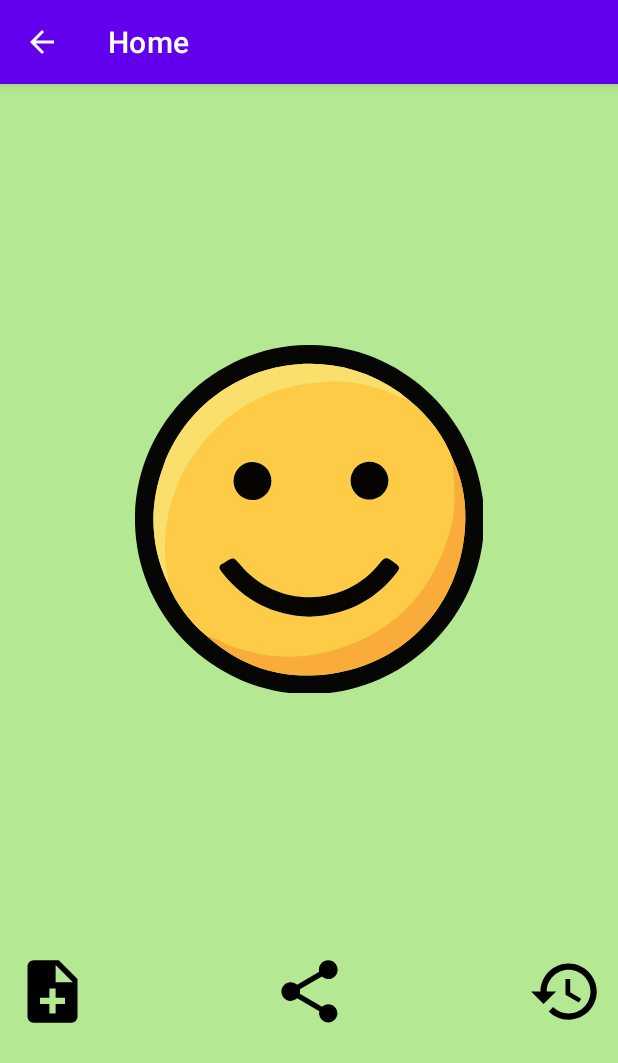
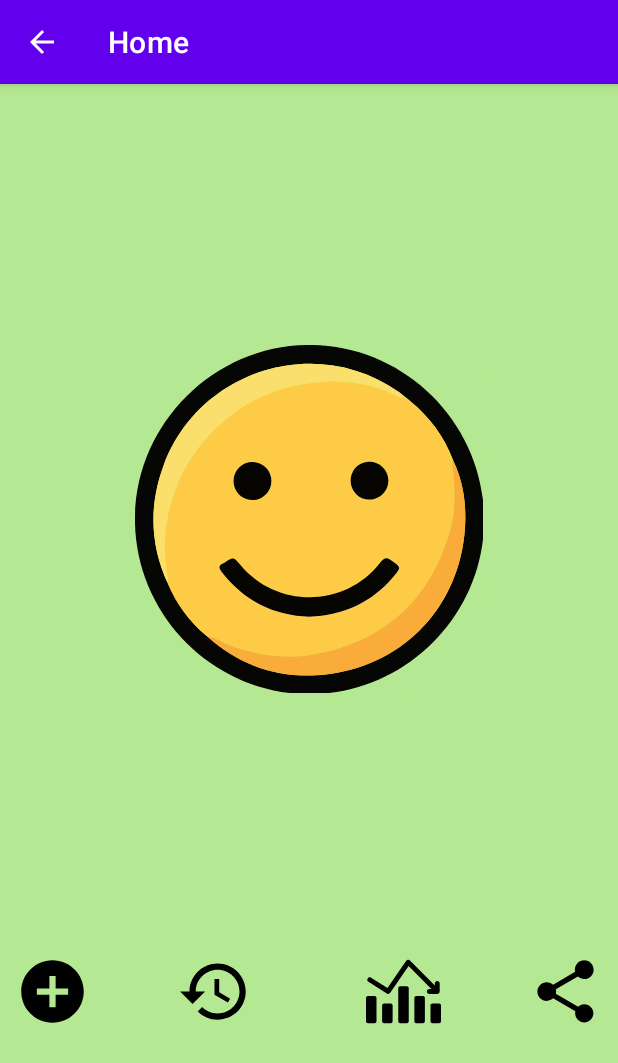
Before and after one commit to Sushil-Kumar1999/MoodTracker, an Android app: the HomeScreen screen opened directly, with no data from a screen before it, on a phone screen of 412 x 824 dp. Shown: the top 1063 px of the screen. Run offline under Robolectric (Android 15) with nearby library versions, the phone set to English and light mode, and no system bars.

Commit message:
added proper icons to home screen

```diff
--- /dev/null
+++ b/app/src/main/res/drawable/ic_add_circle.xml
@@ -0,0 +1,10 @@
+<vector
+    xmlns:android="http://schemas.android.com/apk/res/android"
+    android:width="50dp"
+    android:height="50dp"
+    android:viewportWidth="24"
+    android:viewportHeight="24">
+  <path
+      android:fillColor="@android:color/black"
+      android:pathData="M12,2C6.48,2 2,6.48 2,12s4.48,10 10,10 10,-4.48 10,-10S17.52,2 12,2zM17,13h-4v4h-2v-4L7,13v-2h4L11,7h2v4h4v2z"/>
+</vector>
--- /dev/null
+++ b/app/src/main/res/drawable/ic_stats.xml
@@ -0,0 +1,13 @@
+<vector
+    xmlns:android="http://schemas.android.com/apk/res/android"
+    android:height="50dp"
+    android:width="50dp"
+    android:viewportHeight="459.75"
+    android:viewportWidth="459.75" >
+    <path android:fillColor="#FF000000" android:pathData="M447.652,304.13h-40.138c-6.681,0 -12.097,5.416 -12.097,12.097v95.805c0,6.681 5.416,12.098 12.097,12.098h40.138c6.681,0 12.098,-5.416 12.098,-12.098v-95.805C459.75,309.546 454.334,304.13 447.652,304.13z"/>
+    <path android:fillColor="#FF000000" android:pathData="M348.798,258.13H308.66c-6.681,0 -12.098,5.416 -12.098,12.097v141.805c0,6.681 5.416,12.098 12.098,12.098h40.138c6.681,0 12.097,-5.416 12.097,-12.098V270.228C360.896,263.546 355.48,258.13 348.798,258.13z"/>
+    <path android:fillColor="#FF000000" android:pathData="M151.09,304.13h-40.138c-6.681,0 -12.097,5.416 -12.097,12.097v95.805c0,6.681 5.416,12.098 12.097,12.098h40.138c6.681,0 12.098,-5.416 12.098,-12.098v-95.805C163.188,309.546 157.771,304.13 151.09,304.13z"/>
+    <path android:fillColor="#FF000000" android:pathData="M52.236,258.13H12.098C5.416,258.13 0,263.546 0,270.228v141.805c0,6.681 5.416,12.098 12.098,12.098h40.138c6.681,0 12.097,-5.416 12.097,-12.098V270.228C64.333,263.546 58.917,258.13 52.236,258.13z"/>
+    <path android:fillColor="#FF000000" android:pathData="M249.944,196.968h-40.138c-6.681,0 -12.098,5.416 -12.098,12.098v202.967c0,6.681 5.416,12.098 12.098,12.098h40.138c6.681,0 12.098,-5.416 12.098,-12.098V209.066C262.042,202.384 256.625,196.968 249.944,196.968z"/>
+    <path android:fillColor="#FF000000" android:pathData="M436.869,244.62c8.14,0 15,-6.633 15,-15v-48.479c0,-8.284 -6.716,-15 -15,-15c-8.284,0 -15,6.716 -15,15v12.119L269.52,40.044c-3.148,-3.165 -7.536,-4.767 -11.989,-4.362c-4.446,0.403 -8.482,2.765 -11.011,6.445L131.745,209.185L30.942,144.969c-6.987,-4.451 -16.26,-2.396 -20.71,4.592c-4.451,6.987 -2.396,16.259 4.592,20.71l113.021,72c2.495,1.589 5.286,2.351 8.046,2.351c4.783,0 9.475,-2.285 12.376,-6.507L261.003,74.025L400.8,214.62h-12.41c-8.284,0 -15,6.716 -15,15c0,8.284 6.716,15 15,15c6.71,0 41.649,0 48.443,0H436.869z"/>
+</vector>
--- a/app/src/main/res/layout/activity_home_screen.xml
+++ b/app/src/main/res/layout/activity_home_screen.xml
@@ -28,34 +28,46 @@
         android:paddingHorizontal="10dp">
 
         <ImageButton
-            android:id="@+id/button_add_note"
+            android:id="@+id/button_add_entry"
             android:layout_width="wrap_content"
             android:layout_height="wrap_content"
             android:layout_weight="0"
             android:background="#b5e892"
             android:onClick="launchSecondActivity"
-            android:src="@drawable/ic_note_add"
+            android:src="@drawable/ic_add_circle"
             android:contentDescription="@string/add_note" />
+
+        <ImageButton
+            android:id="@+id/button_entry_history"
+            android:layout_width="wrap_content"
+            android:layout_height="wrap_content"
+            android:layout_weight="1"
+            android:background="#b5e892"
+            android:src="@drawable/ic_history"
+            android:contentDescription="@string/mood_history"
+            android:paddingLeft="20dp"
+            android:onClick="launchEntryHistoryActivity"/>
+
+        <ImageButton
+            android:id="@+id/button_statistics"
+            android:layout_width="wrap_content"
+            android:layout_height="wrap_content"
+            android:layout_weight="1"
+            android:paddingBottom="5dp"
+            android:background="#b5e892"
+            android:src="@drawable/ic_stats"
+            android:contentDescription="View statistics" />
 
         <ImageButton
             android:id="@+id/button_share"
             android:layout_width="wrap_content"
             android:layout_height="wrap_content"
-            android:layout_weight="1"
+            android:layout_weight="0"
+            android:layout_marginLeft="20dp"
             android:background="#b5e892"
             android:src="@drawable/ic_share"
             android:contentDescription="@string/share" />
 
-        <ImageButton
-            android:id="@+id/button_mood_history"
-            android:layout_width="wrap_content"
-            android:layout_height="wrap_content"
-            android:layout_weight="0"
-            android:background="#b5e892"
-            android:src="@drawable/ic_history"
-            android:contentDescription="@string/mood_history"
-            android:onClick="launchEntryHistoryActivity"/>
-
     </LinearLayout>
 
 </LinearLayout>
```
